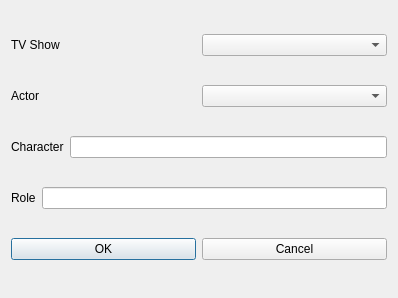
Old version of the form addtvcastdialog.ui in the repository Zakhrov/WebPhonon.
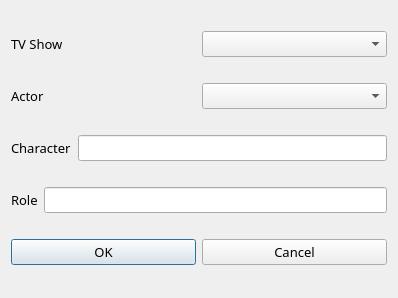
New version of the form. Icons and pictures are not drawn.

Diff of the .ui file:
```diff
--- a/addtvcastdialog.ui
+++ b/addtvcastdialog.ui
@@ -18,13 +18,29 @@
     <layout class="QHBoxLayout" name="horizontalLayout_4">
      <item>
       <widget class="QLabel" name="label">
+       <property name="font">
+        <font>
+         <family>AR CHRISTY</family>
+         <pointsize>10</pointsize>
+        </font>
+       </property>
        <property name="text">
         <string>TV Show</string>
        </property>
       </widget>
      </item>
      <item>
-      <widget class="QComboBox" name="comboBox"/>
+      <widget class="QComboBox" name="comboBox">
+       <property name="font">
+        <font>
+         <family>AR CHRISTY</family>
+         <pointsize>10</pointsize>
+        </font>
+       </property>
+       <property name="styleSheet">
+        <string notr="true">background-color: &quot;white&quot;</string>
+       </property>
+      </widget>
      </item>
     </layout>
    </item>
@@ -32,13 +48,29 @@
     <layout class="QHBoxLayout" name="horizontalLayout_3">
      <item>
       <widget class="QLabel" name="label_2">
+       <property name="font">
+        <font>
+         <family>AR CHRISTY</family>
+         <pointsize>10</pointsize>
+        </font>
+       </property>
        <property name="text">
         <string>Actor</string>
        </property>
       </widget>
      </item>
      <item>
-      <widget class="QComboBox" name="comboBox_2"/>
+      <widget class="QComboBox" name="comboBox_2">
+       <property name="font">
+        <font>
+         <family>AR CHRISTY</family>
+         <pointsize>10</pointsize>
+        </font>
+       </property>
+       <property name="styleSheet">
+        <string notr="true">background-color: &quot;white&quot;</string>
+       </property>
+      </widget>
      </item>
     </layout>
    </item>
@@ -46,13 +78,29 @@
     <layout class="QHBoxLayout" name="horizontalLayout_2">
      <item>
       <widget class="QLabel" name="label_3">
+       <property name="font">
+        <font>
+         <family>AR CHRISTY</family>
+         <pointsize>10</pointsize>
+        </font>
+       </property>
        <property name="text">
         <string>Character</string>
        </property>
       </widget>
      </item>
      <item>
-      <widget class="QLineEdit" name="lineEdit"/>
+      <widget class="QLineEdit" name="lineEdit">
+       <property name="font">
+        <font>
+         <family>AR ESSENCE</family>
+         <pointsize>10</pointsize>
+        </font>
+       </property>
+       <property name="styleSheet">
+        <string notr="true">background-color: &quot;white&quot;</string>
+       </property>
+      </widget>
      </item>
     </layout>
    </item>
@@ -60,13 +108,29 @@
     <layout class="QHBoxLayout" name="horizontalLayout">
      <item>
       <widget class="QLabel" name="label_4">
+       <property name="font">
+        <font>
+         <family>AR CHRISTY</family>
+         <pointsize>10</pointsize>
+        </font>
+       </property>
        <property name="text">
         <string>Role</string>
        </property>
       </widget>
      </item>
      <item>
-      <widget class="QLineEdit" name="lineEdit_2"/>
+      <widget class="QLineEdit" name="lineEdit_2">
+       <property name="font">
+        <font>
+         <family>AR ESSENCE</family>
+         <pointsize>10</pointsize>
+        </font>
+       </property>
+       <property name="styleSheet">
+        <string notr="true">background-color: &quot;white&quot;</string>
+       </property>
+      </widget>
      </item>
     </layout>
    </item>
@@ -74,6 +138,15 @@
     <layout class="QHBoxLayout" name="horizontalLayout_5">
      <item>
       <widget class="QPushButton" name="pushButton">
+       <property name="font">
+        <font>
+         <family>AR CHRISTY</family>
+         <pointsize>10</pointsize>
+        </font>
+       </property>
+       <property name="styleSheet">
+        <string notr="true">background-color: &quot;white&quot;</string>
+       </property>
        <property name="text">
         <string>OK</string>
        </property>
@@ -81,6 +154,15 @@
      </item>
      <item>
       <widget class="QPushButton" name="pushButton_2">
+       <property name="font">
+        <font>
+         <family>AR CHRISTY</family>
+         <pointsize>10</pointsize>
+        </font>
+       </property>
+       <property name="styleSheet">
+        <string notr="true">background-color: &quot;white&quot;</string>
+       </property>
        <property name="text">
         <string>Cancel</string>
        </property>
```
Left out of the diff: 8 changed lines with no effect on the pictures.
